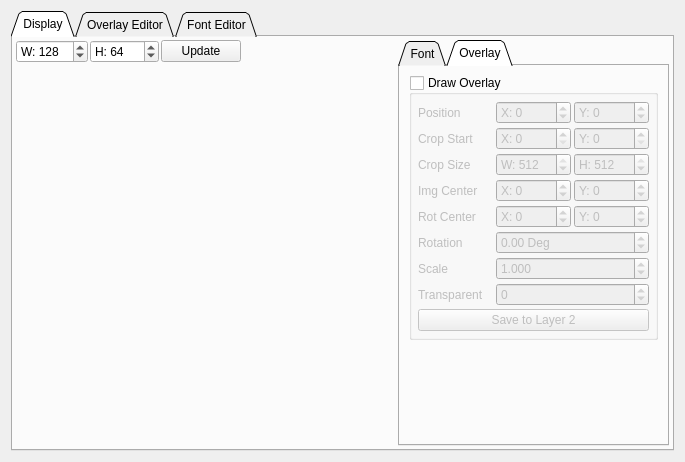
The window that pages/pagedisplaytool.ui (njupt-robomasters/vesc_tool-zh) describes before a commit, drawn with Qt 5.
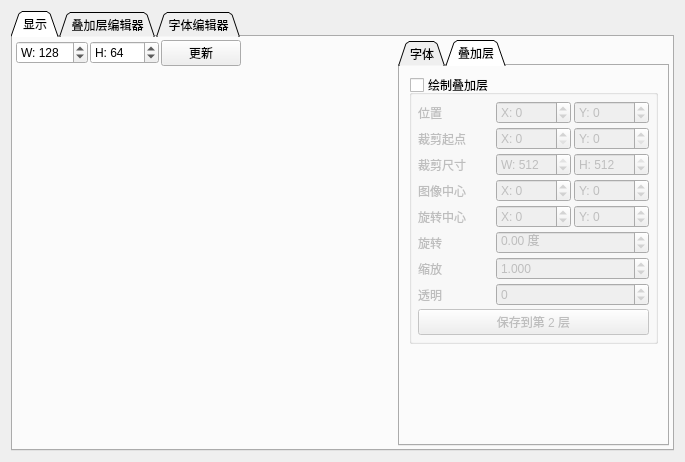
The same window after the commit. The open tabs and pages were chosen to show the change. Custom widgets are drawn as their Qt base class.

Diff of the .ui file:
```diff
--- a/pages/pagedisplaytool.ui
+++ b/pages/pagedisplaytool.ui
@@ -24,7 +24,7 @@
      </property>
      <widget class="QWidget" name="tab">
       <attribute name="title">
-       <string>Display</string>
+       <string>显示</string>
       </attribute>
       <layout class="QHBoxLayout" name="horizontalLayout">
        <property name="spacing">
@@ -75,7 +75,7 @@
            <item>
             <widget class="QPushButton" name="updateSizeButtonDisp">
              <property name="text">
-              <string>Update</string>
+              <string>更新</string>
              </property>
             </widget>
            </item>
@@ -122,7 +122,7 @@
          </property>
          <widget class="QWidget" name="tab_3">
           <attribute name="title">
-           <string>Font</string>
+           <string>字体</string>
           </attribute>
           <layout class="QVBoxLayout" name="verticalLayout_2">
            <item>
@@ -310,13 +310,13 @@
          </widget>
          <widget class="QWidget" name="tab_4">
           <attribute name="title">
-           <string>Overlay</string>
+           <string>叠加层</string>
           </attribute>
           <layout class="QVBoxLayout" name="verticalLayout_4">
            <item>
             <widget class="QGroupBox" name="overlayBox">
              <property name="title">
-              <string>Draw Overlay</string>
+              <string>绘制叠加层</string>
              </property>
              <property name="checkable">
               <bool>true</bool>
@@ -346,7 +346,7 @@
                  <string>Image rotation in degrees</string>
                 </property>
                 <property name="text">
-                 <string>Rotation</string>
+                 <string>旋转</string>
                 </property>
                </widget>
               </item>
@@ -356,7 +356,7 @@
                  <string>Save overlay to layer 2 on image. Layer 2 can be enabled and disabled independently.</string>
                 </property>
                 <property name="text">
-                 <string>Save to Layer 2</string>
+                 <string>保存到第 2 层</string>
                 </property>
                </widget>
               </item>
@@ -366,7 +366,7 @@
                  <string>Corner to start crop. The image will not be drawn outside of the crop area. Cropping the drawing greatly improves performance.</string>
                 </property>
                 <property name="text">
-                 <string>Crop Start</string>
+                 <string>裁剪起点</string>
                 </property>
                </widget>
               </item>
@@ -392,7 +392,7 @@
                  <string>Position to draw image</string>
                 </property>
                 <property name="text">
-                 <string>Position</string>
+                 <string>位置</string>
                 </property>
                </widget>
               </item>
@@ -415,7 +415,7 @@
                  <string>Rotation will be done around this pixel on the image</string>
                 </property>
                 <property name="text">
-                 <string>Rot Center</string>
+                 <string>旋转中心</string>
                 </property>
                </widget>
               </item>
@@ -474,14 +474,14 @@
                  <string>Size of cropped area</string>
                 </property>
                 <property name="text">
-                 <string>Crop Size</string>
+                 <string>裁剪尺寸</string>
                 </property>
                </widget>
               </item>
               <item row="5" column="1" colspan="2">
                <widget class="QDoubleSpinBox" name="ovRotBox">
                 <property name="suffix">
-                 <string> Deg</string>
+                 <string> 度</string>
                 </property>
                 <property name="minimum">
                  <double>-360.000000000000000</double>
@@ -497,7 +497,7 @@
                  <string>Image scale</string>
                 </property>
                 <property name="text">
-                 <string>Scale</string>
+                 <string>缩放</string>
                 </property>
                </widget>
               </item>
@@ -520,14 +520,14 @@
                  <string>This pixel on the image will correspond to the position above</string>
                 </property>
                 <property name="text">
-                 <string>Img Center</string>
+                 <string>图像中心</string>
                 </property>
                </widget>
               </item>
               <item row="7" column="0">
                <widget class="QLabel" name="label_8">
                 <property name="text">
-                 <string>Transparent</string>
+                 <string>透明</string>
                 </property>
                </widget>
               </item>
@@ -620,7 +620,7 @@
      </widget>
      <widget class="QWidget" name="tab_2">
       <attribute name="title">
-       <string>Overlay Editor</string>
+       <string>叠加层编辑器</string>
       </attribute>
       <layout class="QVBoxLayout" name="verticalLayout">
        <property name="spacing">
@@ -702,7 +702,7 @@
      </widget>
      <widget class="QWidget" name="tab_5">
       <attribute name="title">
-       <string>Font Editor</string>
+       <string>字体编辑器</string>
       </attribute>
       <layout class="QVBoxLayout" name="verticalLayout_6">
        <item>
```
Left out of the diff: 60 changed lines with no effect on the pictures.
